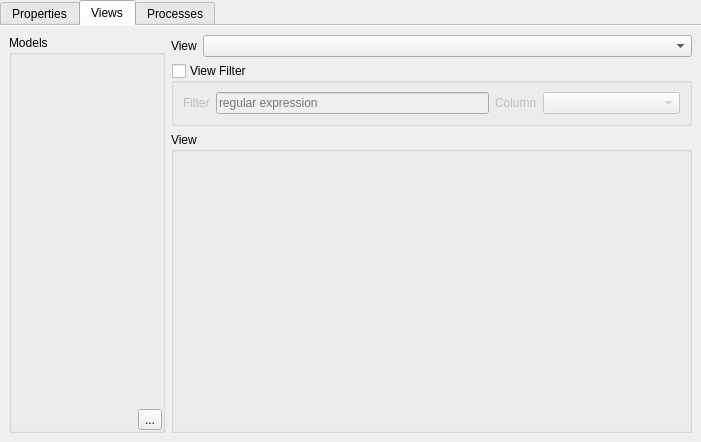
This is src/plugins/OpenSpeedShop/Experiment/ExperimentWidget.ui in OpenSpeedShop/gui as Qt 5 draws it before an edit. The edited form follows.
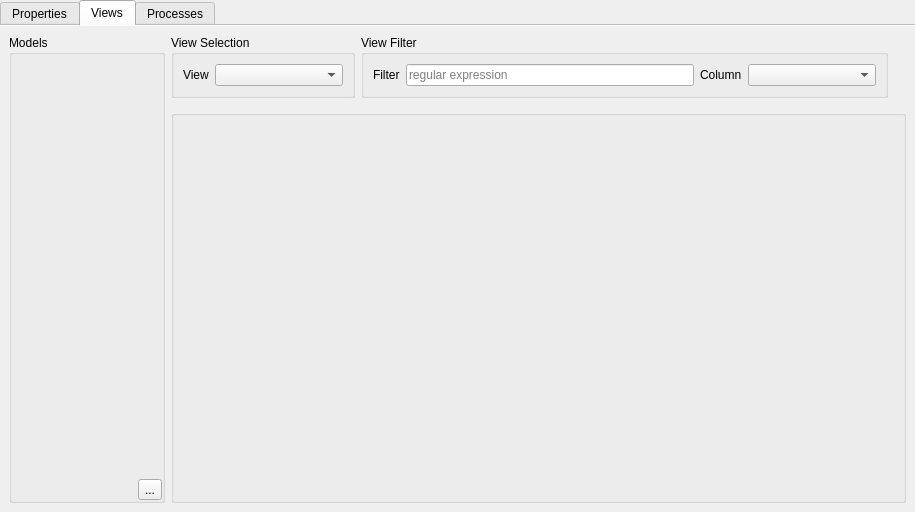
This is the edited form. The open tabs and pages were chosen to show the change. Icons and pictures are not drawn.

Commit message: Fully extracted TreeView into its own plugin, and have it working.

What changed in the file:
```diff
--- a/src/plugins/OpenSpeedShop/Experiment/ExperimentWidget.ui
+++ b/src/plugins/OpenSpeedShop/Experiment/ExperimentWidget.ui
@@ -6,8 +6,8 @@
    <rect>
     <x>0</x>
     <y>0</y>
-    <width>701</width>
-    <height>442</height>
+    <width>915</width>
+    <height>512</height>
    </rect>
   </property>
   <property name="windowTitle">
@@ -331,7 +331,7 @@
       <attribute name="title">
        <string>Views</string>
       </attribute>
-      <layout class="QGridLayout" name="gridLayout_6" columnstretch="1,10">
+      <layout class="QGridLayout" name="gridLayout_6" columnstretch="1,10,0">
        <item row="0" column="0" rowspan="3">
         <widget class="QGroupBox" name="grpModelList">
          <property name="title">
@@ -399,10 +399,22 @@
          </layout>
         </widget>
        </item>
-       <item row="0" column="1">
-        <layout class="QHBoxLayout" name="horizontalLayout_3">
+       <item row="0" column="1" colspan="2">
+        <layout class="QHBoxLayout" name="horizontalLayout_3" stretch="0,30,1">
+         <item>
+          <widget class="QGroupBox" name="groupBox">
+           <property name="title">
+            <string>View Selection</string>
+           </property>
+           <layout class="QHBoxLayout" name="horizontalLayout_6">
          <item>
           <widget class="QLabel" name="lblViews">
+              <property name="sizePolicy">
+               <sizepolicy hsizetype="Fixed" vsizetype="Preferred">
+                <horstretch>0</horstretch>
+                <verstretch>0</verstretch>
+               </sizepolicy>
+              </property>
            <property name="text">
             <string>View</string>
            </property>
@@ -416,70 +428,123 @@
              <verstretch>0</verstretch>
             </sizepolicy>
            </property>
+              <property name="minimumSize">
+               <size>
+                <width>128</width>
+                <height>0</height>
+               </size>
+              </property>
+              <property name="maximumSize">
+               <size>
+                <width>256</width>
+                <height>16777215</height>
+               </size>
+              </property>
           </widget>
          </item>
         </layout>
-       </item>
-       <item row="2" column="1">
-        <widget class="QGroupBox" name="grpView">
-         <property name="sizePolicy">
-          <sizepolicy hsizetype="Expanding" vsizetype="Expanding">
-           <horstretch>0</horstretch>
-           <verstretch>0</verstretch>
-          </sizepolicy>
-         </property>
-         <property name="title">
-          <string>View</string>
-         </property>
-         <property name="flat">
-          <bool>true</bool>
-         </property>
-         <layout class="QHBoxLayout" name="horizontalLayout_4">
-          <property name="margin">
-           <number>0</number>
-          </property>
-         </layout>
-        </widget>
-       </item>
-       <item row="1" column="1">
+          </widget>
+         </item>
+         <item>
         <widget class="QGroupBox" name="grpViewFilter">
          <property name="title">
           <string>View Filter</string>
          </property>
-         <property name="flat">
-          <bool>false</bool>
-         </property>
-         <property name="checkable">
-          <bool>true</bool>
-         </property>
          <property name="checked">
           <bool>false</bool>
          </property>
-         <layout class="QGridLayout" name="gridLayout_9" columnstretch="0,2,0,1">
-          <item row="0" column="0">
+           <layout class="QGridLayout" name="gridLayout_9" columnstretch="0,2,0,1,0">
+            <item row="0" column="1">
            <widget class="QLabel" name="lblViewFilter">
+              <property name="sizePolicy">
+               <sizepolicy hsizetype="Fixed" vsizetype="Preferred">
+                <horstretch>0</horstretch>
+                <verstretch>0</verstretch>
+               </sizepolicy>
+              </property>
             <property name="text">
              <string>Filter</string>
             </property>
            </widget>
           </item>
-          <item row="0" column="1">
+            <item row="0" column="2">
            <widget class="QLineEdit" name="txtViewFilter">
+              <property name="minimumSize">
+               <size>
+                <width>128</width>
+                <height>0</height>
+               </size>
+              </property>
             <property name="placeholderText">
              <string>regular expression</string>
             </property>
            </widget>
           </item>
-          <item row="0" column="2">
+            <item row="0" column="3">
            <widget class="QLabel" name="lblViewFilterColumn">
+              <property name="sizePolicy">
+               <sizepolicy hsizetype="Fixed" vsizetype="Preferred">
+                <horstretch>0</horstretch>
+                <verstretch>0</verstretch>
+               </sizepolicy>
+              </property>
             <property name="text">
              <string>Column</string>
             </property>
            </widget>
           </item>
-          <item row="0" column="3">
-           <widget class="QComboBox" name="cmbViewFilterColumn"/>
-          </item>
+            <item row="0" column="4">
+             <widget class="QComboBox" name="cmbViewFilterColumn">
+              <property name="minimumSize">
+               <size>
+                <width>128</width>
+                <height>0</height>
+               </size>
+              </property>
+              <property name="maximumSize">
+               <size>
+                <width>256</width>
+                <height>16777215</height>
+               </size>
+              </property>
+             </widget>
+            </item>
+           </layout>
+          </widget>
+         </item>
+         <item>
+          <spacer name="horizontalSpacer_3">
+           <property name="orientation">
+            <enum>Qt::Horizontal</enum>
+           </property>
+           <property name="sizeHint" stdset="0">
+            <size>
+             <width>40</width>
+             <height>20</height>
+            </size>
+           </property>
+          </spacer>
+         </item>
+        </layout>
+       </item>
+       <item row="2" column="1" colspan="2">
+        <widget class="QGroupBox" name="grpView">
+         <property name="sizePolicy">
+          <sizepolicy hsizetype="Expanding" vsizetype="Expanding">
+           <horstretch>0</horstretch>
+           <verstretch>0</verstretch>
+          </sizepolicy>
+         </property>
+         <property name="title">
+          <string/>
+         </property>
+         <property name="flat">
+          <bool>true</bool>
+         </property>
+         <layout class="QHBoxLayout" name="horizontalLayout_4">
+          <property name="margin">
+           <number>0</number>
+          </property>
          </layout>
         </widget>
        </item>
```
Left out of the diff: 2 changed lines with no effect on the pictures. Lines whose indentation alone changed are shown as unchanged. The commit also changes 23 other files.
